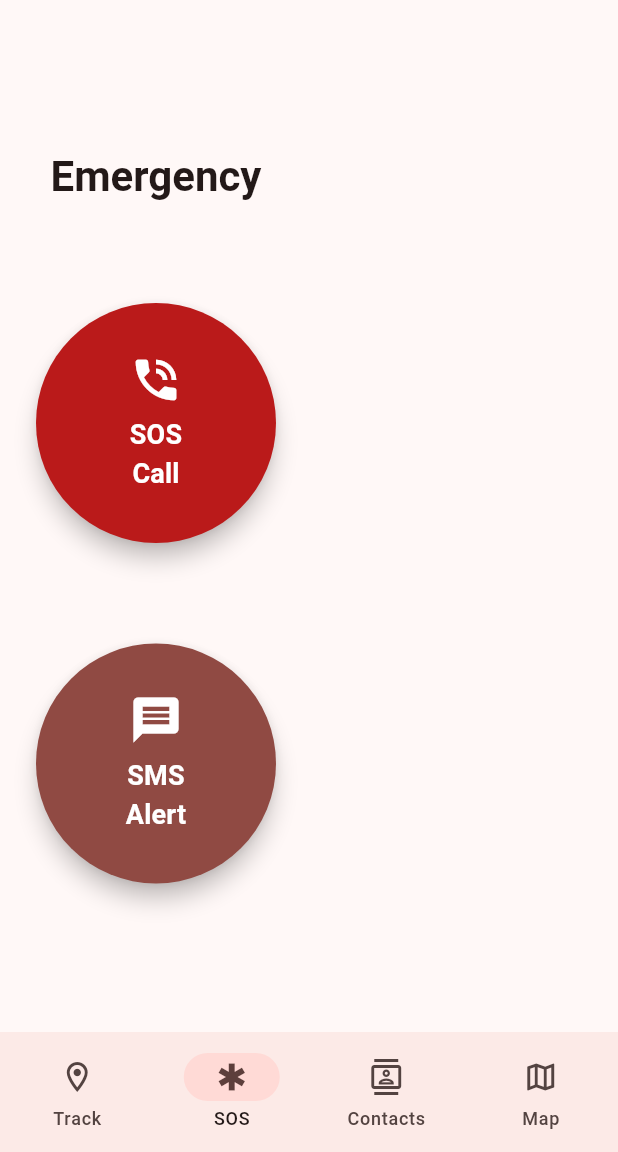
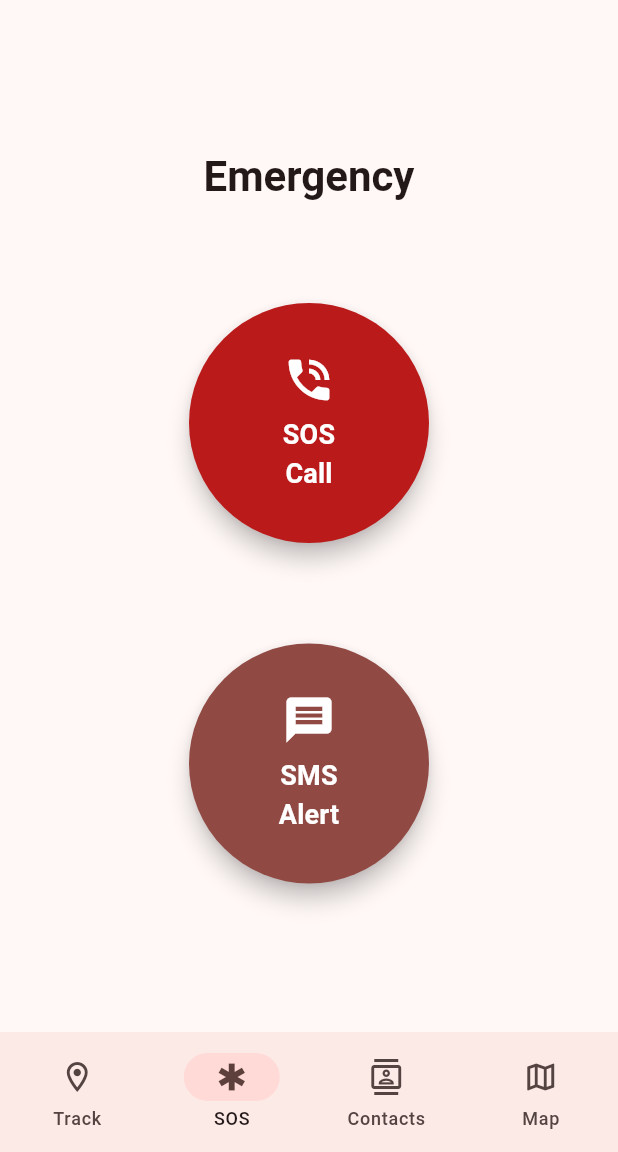
Before and after one commit to AhmedElatreby/Graduation_project, a Flutter app: the screen it shows once a user with an empty profile is signed in, on a phone screen of 412 x 824 dp, the part 84-1236 px from its top. Run offline on Flutter 3.47's test engine with Material 3 defaults, Android fonts, the phone set to English and light mode, and no system bars; our stand-ins replace audioplayers, cloud_firestore, firebase_auth, firebase_core, flutter_native_splash, geocoding and 6 more; missing offline and left inert: flutter_phone_direct_caller, flutter_polyline_points, flutter_sms; accounts and stored records are empty.

Commit message:
fix: center SOS buttons horizontally
Column with crossAxisAlignment.center shrinks to widest child (160px
button) when Scaffold.body passes loose constraints, leaving the whole
column left-aligned. Wrap in SizedBox(width: infinity) to force full
available width so crossAxisAlignment.center works correctly.

Co-Authored-By: Claude Sonnet 4.6 <noreply@anthropic.com>

```diff
--- a/lib/pages/sos.dart
+++ b/lib/pages/sos.dart
@@ -26,7 +26,9 @@ class _SosPageState extends State<SosPage> {
   @override
   Widget build(BuildContext context) {
     final colorScheme = Theme.of(context).colorScheme;
-    return Padding(
+    return SizedBox(
+      width: double.infinity,
+      child: Padding(
       padding: const EdgeInsets.symmetric(horizontal: 24, vertical: 32),
       child: Column(
         mainAxisAlignment: MainAxisAlignment.spaceEvenly,
@@ -55,7 +57,7 @@ class _SosPageState extends State<SosPage> {
           ),
         ],
       ),
-    );
+    ));
   }
 
   Future<void> _handleAction(Future<void> Function() action) async {
```
